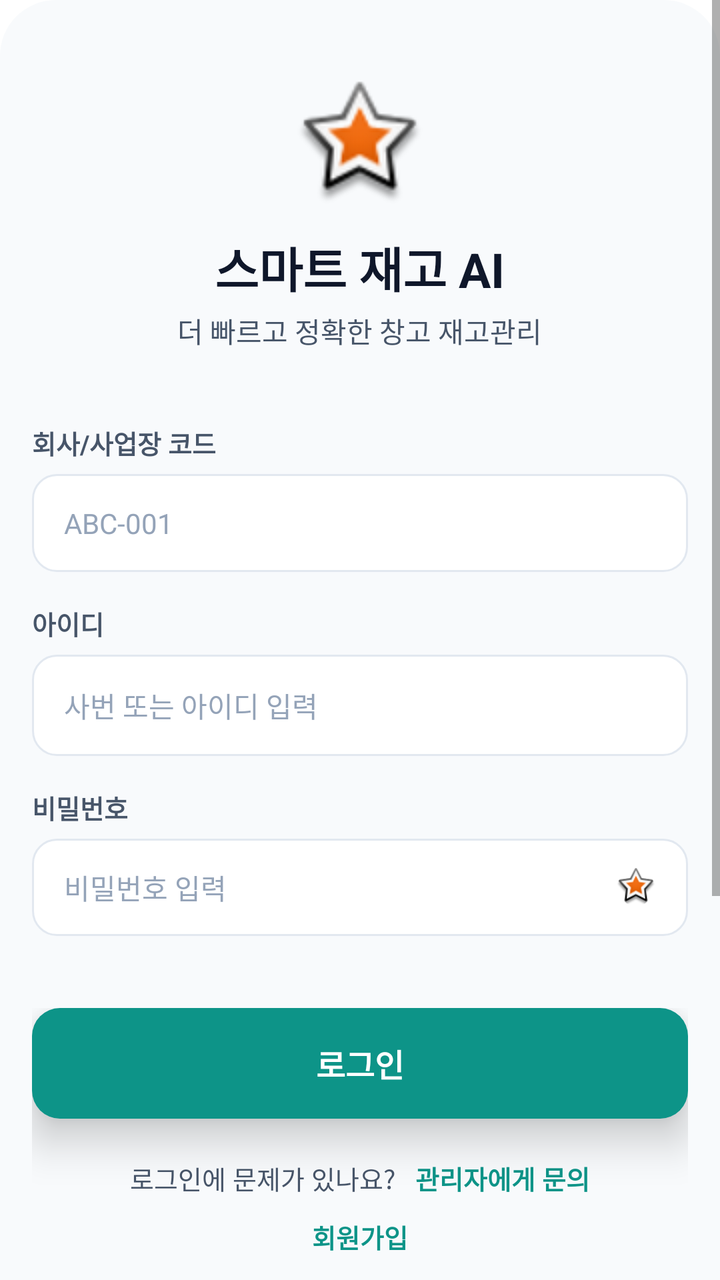
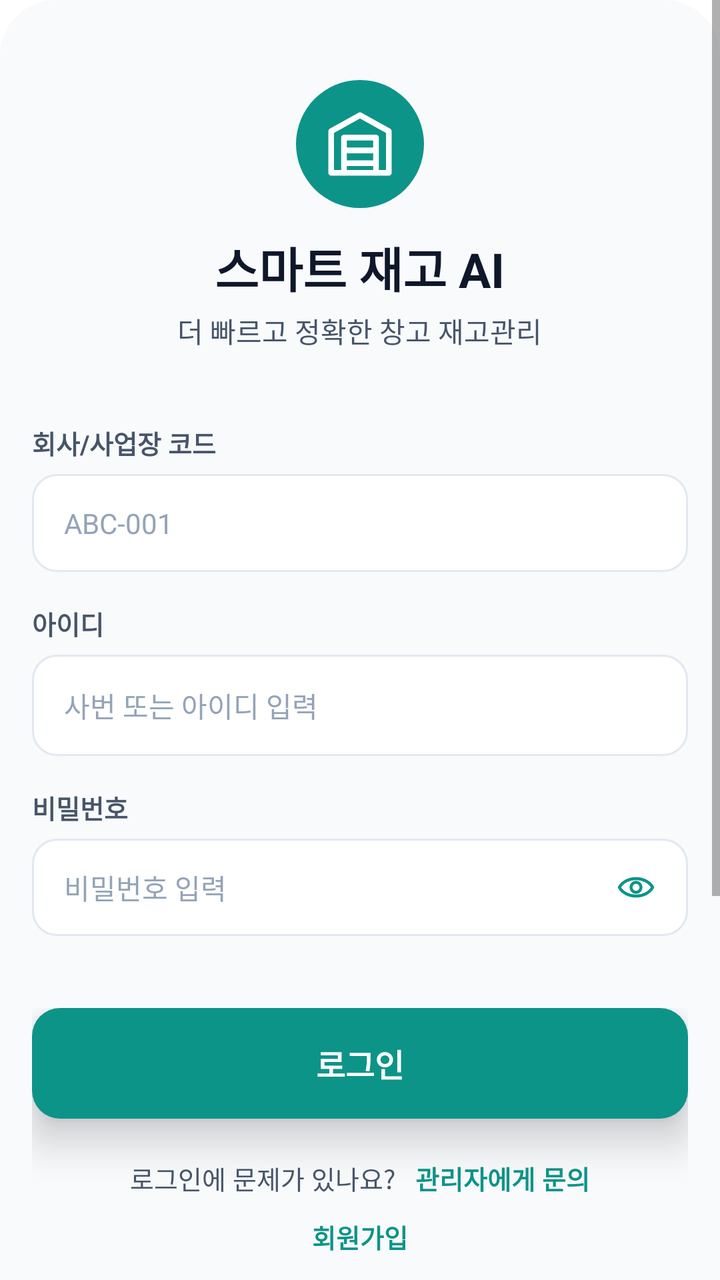

The first picture is an Android layout as it rendered before a commit; the second is the same layout after the commit. The layout source and the unified diff follow.
<!-- AndroidManifest.xml: application theme Theme.MaterialComponents.DayNight.NoActionBar -->
<!-- res/layout/activity_frame1.xml -->
<LinearLayout 
	xmlns:android="http://schemas.android.com/apk/res/android"
	xmlns:tools="http://schemas.android.com/tools"
	xmlns:app="http://schemas.android.com/apk/res-auto"
	android:background="#FFFFFF"
	android:orientation="vertical"
	android:layout_width="match_parent"
	android:layout_height="match_parent">
	<ScrollView 
		android:id="@+id/r7kqu3fik8ii"
		android:layout_width="match_parent"
		android:layout_height="wrap_content"
		android:layout_weight="1"
		android:background="#FFFFFF">
		<LinearLayout
			android:layout_width="match_parent"
			android:layout_height="match_parent"
			android:orientation="vertical">
			<LinearLayout
				android:id="@+id/rf4i88i3wprv"
				android:layout_width="match_parent"
				android:layout_height="wrap_content"
				android:background="@drawable/cr28bf8fafc"
				android:orientation="vertical">
				<LinearLayout
					android:id="@+id/r0yiuj7adb8x"
					android:layout_width="match_parent"
					android:layout_height="wrap_content"
					android:layout_marginBottom="255dp"
					android:orientation="vertical">
					<LinearLayout
						android:id="@+id/red6ueez4sdl"
						android:layout_width="match_parent"
						android:layout_height="wrap_content"
						android:gravity="center_vertical"
						android:paddingVertical="15dp"
						android:paddingHorizontal="12dp"
						android:visibility="gone"
						android:orientation="horizontal">
						<TextView
							android:id="@+id/r3818i3swe67"
							android:textColor="#0F172A"
							android:textSize="14sp"
							android:textStyle="bold"
							android:layout_height="wrap_content"
							android:layout_width="wrap_content"
							android:text=""
						/>
						<View
							android:layout_width="0dp"
							android:layout_height="0dp"
							android:layout_weight="1"
						 />
						<ImageView
							android:id="@+id/rowjrgnftxv"
							android:layout_width="72dp"
							android:layout_height="18dp"
							android:src="@android:drawable/star_big_on"
							android:scaleType="fitXY"
						/>
					</LinearLayout>
					<LinearLayout
						android:id="@+id/rpfrzms7sq0f"
						android:layout_width="match_parent"
						android:layout_height="wrap_content"
						android:gravity="center_horizontal"
						android:paddingTop="40dp"
						android:orientation="vertical">
						<LinearLayout
							android:id="@+id/rk3b6e48iwx"
							android:layout_width="match_parent"
							android:layout_height="wrap_content"
							android:gravity="center_horizontal"
							android:layout_marginBottom="36dp"
							android:layout_marginHorizontal="16dp"
							android:orientation="vertical">
							<com.google.android.material.imageview.ShapeableImageView
								android:id="@+id/rrbh7yzzjhoo"
								app:shapeAppearanceOverlay="@style/cr18"
								android:layout_width="64dp"
								android:layout_height="64dp"
								android:layout_marginBottom="12dp"
								android:src="@android:drawable/star_big_on"
								android:scaleType="fitXY"
							/>
							<LinearLayout
								android:id="@+id/rpd5pzg65jga"
								android:layout_width="match_parent"
								android:layout_height="wrap_content"
								android:gravity="center_horizontal"
								android:orientation="vertical">
								<TextView
									android:id="@+id/r2pnsmsgoyz9"
									android:textColor="#0F172A"
									android:textSize="24sp"
									android:textStyle="bold"
									android:layout_marginBottom="4dp"
									android:layout_height="wrap_content"
									android:layout_width="wrap_content"
									android:text="스마트 재고 AI"
								/>
								<TextView
									android:id="@+id/rsnz1cl9eyid"
									android:textColor="#475569"
									android:textSize="14sp"
									android:layout_height="wrap_content"
									android:layout_width="wrap_content"
									android:text="더 빠르고 정확한 창고 재고관리"
								/>
							</LinearLayout>
						</LinearLayout>
						<LinearLayout
							android:id="@+id/rqpyt0imzrps"
							android:layout_width="match_parent"
							android:layout_height="wrap_content"
							android:layout_marginBottom="36dp"
							android:layout_marginHorizontal="16dp"
							android:orientation="vertical">
							<LinearLayout
								android:id="@+id/rkrlmrp9qeu"
								android:layout_width="match_parent"
								android:layout_height="wrap_content"
								android:layout_marginBottom="16dp"
								android:orientation="vertical">
								<TextView
									android:id="@+id/rkhiolkqg84b"
									android:textColor="#475569"
									android:textSize="13sp"
									android:textStyle="bold"
									android:layout_marginBottom="6dp"
									android:layout_height="wrap_content"
									android:layout_width="wrap_content"
									android:text="회사/사업장 코드"
								/>
								<EditText
									android:inputType="text"
									android:privateImeOptions="defaultInputmode=korean"
									android:hint="ABC-001"
									android:id="@+id/rmm3ibea01dh"
									android:textColor="#0F172A"
									android:textColorHint="#94A3B8"
									android:textSize="14sp"
									android:focusable="true"
									android:focusableInTouchMode="true"
									android:layout_width="match_parent"
									android:layout_height="wrap_content"
									android:background="@drawable/se2e8f0sw1cr12bffffff"
									android:paddingVertical="15dp"
									android:paddingHorizontal="16dp"
								/>
							</LinearLayout>
							<LinearLayout
								android:id="@+id/rug83pu1osl"
								android:layout_width="match_parent"
								android:layout_height="wrap_content"
								android:layout_marginBottom="16dp"
								android:orientation="vertical">
								<TextView
									android:id="@+id/rk8qpq5wylk"
									android:textColor="#475569"
									android:textSize="13sp"
									android:textStyle="bold"
									android:layout_marginBottom="6dp"
									android:layout_height="wrap_content"
									android:layout_width="wrap_content"
									android:text="아이디"
								/>
								<EditText
									android:inputType="text"
									android:privateImeOptions="defaultInputmode=korean"
									android:hint="사번 또는 아이디 입력"
									android:id="@+id/rtduz0dht8w"
									android:textColor="#0F172A"
									android:textColorHint="#94A3B8"
									android:textSize="14sp"
									android:focusable="true"
									android:focusableInTouchMode="true"
									android:layout_width="match_parent"
									android:layout_height="wrap_content"
									android:background="@drawable/se2e8f0sw1cr12bffffff"
									android:paddingVertical="15dp"
									android:paddingHorizontal="16dp"
								/>
							</LinearLayout>
							<LinearLayout
								android:id="@+id/rj36po9bzuh"
								android:layout_width="match_parent"
								android:layout_height="wrap_content"
								android:orientation="vertical">
								<TextView
									android:id="@+id/rnse1ieidy4"
									android:textColor="#475569"
									android:textSize="13sp"
									android:textStyle="bold"
									android:layout_marginBottom="6dp"
									android:layout_height="wrap_content"
									android:layout_width="wrap_content"
									android:text="비밀번호"
								/>
								<LinearLayout
									android:id="@+id/rv61zbvblrd"
									android:layout_width="match_parent"
									android:layout_height="wrap_content"
									android:gravity="center_vertical"
									android:background="@drawable/se2e8f0sw1cr12bffffff"
									android:paddingVertical="14dp"
									android:paddingHorizontal="16dp"
									android:orientation="horizontal">
									<EditText
										android:id="@+id/r5suocwfrhze"
										android:inputType="textPassword"
										android:hint="비밀번호 입력"
										android:textColor="#0F172A"
										android:textColorHint="#94A3B8"
										android:textSize="14sp"
										android:background="@null"
										android:layout_width="0dp"
										android:layout_height="wrap_content"
										android:layout_weight="1"
									/>
									<com.google.android.material.imageview.ShapeableImageView
										android:id="@+id/rzrod1igfm8o"
										app:shapeAppearanceOverlay="@style/cr12"
										android:layout_width="20dp"
										android:layout_height="20dp"
										android:src="@android:drawable/star_big_on"
										android:scaleType="fitXY"
										android:clickable="true"
										android:focusable="true"
									/>
								</LinearLayout>
							</LinearLayout>
						</LinearLayout>
						<LinearLayout
							android:id="@+id/rm7oakdg802"
							android:layout_width="match_parent"
							android:layout_height="wrap_content"
							android:layout_marginBottom="10dp"
							android:layout_marginHorizontal="16dp"
							android:orientation="vertical">
							<LinearLayout
								android:id="@+id/rlk8j1kj2j19"
								android:layout_width="match_parent"
								android:layout_height="wrap_content"
								android:gravity="center_horizontal"
								android:background="@drawable/cr14b0d9488"
								android:paddingVertical="16dp"
								android:layout_marginBottom="20dp"
								android:elevation="12dp"
								android:clickable="true"
								android:focusable="true"
								android:orientation="vertical">
								<TextView
									android:id="@+id/rffbit4pq0uw"
									android:textColor="#FFFFFF"
									android:textSize="16sp"
									android:textStyle="bold"
									android:layout_height="wrap_content"
									android:layout_width="wrap_content"
									android:text="로그인"
								/>
							</LinearLayout>
							<LinearLayout
								android:id="@+id/rthzrdhslkaa"
								android:layout_width="match_parent"
								android:layout_height="wrap_content"
								android:gravity="center"
								android:orientation="horizontal">
								<TextView
									android:id="@+id/r1xmeb2jgdkd"
									android:textColor="#475569"
									android:textSize="13sp"
									android:layout_marginEnd="10dp"
									android:layout_height="wrap_content"
									android:layout_width="wrap_content"
									android:text="로그인에 문제가 있나요?"
								/>
								<TextView
									android:id="@+id/rau6xo31lv7j"
									android:textColor="#0D9488"
									android:textSize="13sp"
									android:textStyle="bold"
									android:layout_height="wrap_content"
									android:layout_width="wrap_content"
									android:text="관리자에게 문의"
								/>
							</LinearLayout>
						</LinearLayout>
						<TextView
							android:id="@+id/rini482f9v4"
							android:textColor="#0D9488"
							android:textSize="13sp"
							android:textStyle="bold"
							android:layout_height="wrap_content"
							android:layout_width="wrap_content"
							android:text="회원가입"
						/>
					</LinearLayout>
				</LinearLayout>
				<LinearLayout
					android:id="@+id/rakg5x7ipzih"
					android:layout_width="match_parent"
					android:layout_height="wrap_content"
					android:gravity="center_horizontal"
					android:paddingBottom="15dp"
					android:orientation="vertical">
					<TextView
						android:id="@+id/r5whdlnw7bka"
						android:textColor="#94A3B8"
						android:textSize="12sp"
						android:textStyle="bold"
						android:layout_height="wrap_content"
						android:layout_width="wrap_content"
						android:text="v2.0"
					/>
				</LinearLayout>
			</LinearLayout>
		</LinearLayout>
	</ScrollView>
</LinearLayout>
<!-- resources referenced by this layout -->
<resources>
  <!-- drawable cr14b0d9488 (drawable) -->
  <?xml version="1.0" encoding="UTF-8"?>
  <shape
  	xmlns:android="http://schemas.android.com/apk/res/android">
  	<solid
  		android:color="#0D9488"
  	/>
  	<corners
  		android:radius="14dp"
  	/>      
  </shape>
  <!-- drawable cr28bf8fafc (drawable) -->
  <?xml version="1.0" encoding="UTF-8"?>
  <shape
  	xmlns:android="http://schemas.android.com/apk/res/android">
  	<solid
  		android:color="#F8FAFC"
  	/>
  	<corners
  		android:radius="28dp"
  	/>      
  </shape>
  <!-- drawable se2e8f0sw1cr12bffffff (drawable) -->
  <?xml version="1.0" encoding="UTF-8"?>
  <shape
  	xmlns:android="http://schemas.android.com/apk/res/android">
  	<solid
  		android:color="#FFFFFF"
  	/>
  	<stroke
  		android:color="#E2E8F0"
  		android:width="1dp"
  	/>       
  	<corners
  		android:radius="12dp"
  	/>      
  </shape>
  <style name="cr12">
  		<item name="cornerSize">12dp</item>
  	</style>
  <style name="cr18">
  		<item name="cornerSize">18dp</item>
  	</style>
</resources>

<!-- the commit's change to res/layout/activity_frame1.xml (unified diff, before → after) -->
@@ -80,8 +80,8 @@
 								android:layout_width="64dp"
 								android:layout_height="64dp"
 								android:layout_marginBottom="12dp"
-								android:src="@android:drawable/star_big_on"
-								android:scaleType="fitXY"
+								android:src="@drawable/ic_inven_app_mark"
+								android:scaleType="fitCenter"
 							/>
 							<LinearLayout
 								android:id="@+id/rpd5pzg65jga"
@@ -223,8 +223,8 @@
 										app:shapeAppearanceOverlay="@style/cr12"
 										android:layout_width="20dp"
 										android:layout_height="20dp"
-										android:src="@android:drawable/star_big_on"
-										android:scaleType="fitXY"
+										android:src="@drawable/ic_inven_eye"
+										android:scaleType="fitCenter"
 										android:clickable="true"
 										android:focusable="true"
 									/>
<!-- resource entries referenced after the edit -->
@@ -22,6 +22,25 @@
   		android:radius="28dp"
   	/>      
   </shape>
+  <!-- drawable ic_inven_app_mark (drawable) -->
+  <vector xmlns:android="http://schemas.android.com/apk/res/android"
+      android:width="64dp" android:height="64dp"
+      android:viewportWidth="40" android:viewportHeight="40">
+      <path android:fillColor="#0D9488" android:pathData="M20,0 A20,20 0 1,1 20,40 A20,20 0 1,1 20,0 Z" />
+      <group android:translateX="8" android:translateY="8">
+          <path android:fillColor="#00000000" android:strokeColor="#FFFFFF"
+              android:strokeWidth="1.8" android:strokeLineCap="round" android:strokeLineJoin="round"
+              android:pathData="M3,21 V8 L12,3 L21,8 V21 M3,21 H21 M7,21 V10 H17 V21 M7,14 H17 M7,18 H17" />
+      </group>
+  </vector>
+  <!-- drawable ic_inven_eye (drawable) -->
+  <vector xmlns:android="http://schemas.android.com/apk/res/android"
+      android:width="24dp" android:height="24dp"
+      android:viewportWidth="24" android:viewportHeight="24">
+      <path android:fillColor="#00000000" android:strokeColor="#0D9488"
+          android:strokeWidth="1.8" android:strokeLineCap="round" android:strokeLineJoin="round"
+          android:pathData="M2,12 C6,5 18,5 22,12 C18,19 6,19 2,12 Z M15,12 A3,3 0 1,1 9,12 A3,3 0 1,1 15,12" />
+  </vector>
   <!-- drawable se2e8f0sw1cr12bffffff (drawable) -->
   <?xml version="1.0" encoding="UTF-8"?>
   <shape
